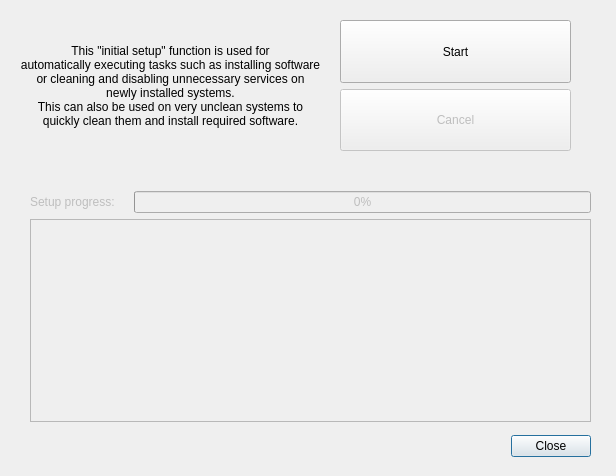
Qt form ui/initial_setup_dialog.ui (Atrate/qSchoolHelper) before a commit.
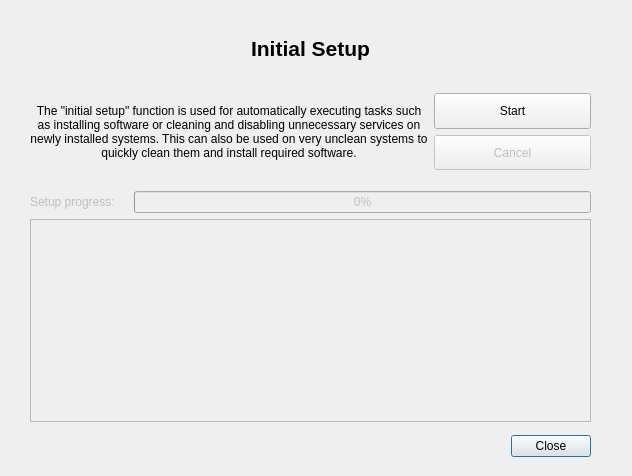
The same form after that commit.

Patch:
```diff
--- a/ui/initial_setup_dialog.ui
+++ b/ui/initial_setup_dialog.ui
@@ -6,7 +6,7 @@
    <rect>
     <x>0</x>
     <y>0</y>
-    <width>616</width>
+    <width>632</width>
     <height>476</height>
    </rect>
   </property>
@@ -16,7 +16,7 @@
   <property name="modal">
    <bool>true</bool>
   </property>
-  <widget class="QDialogButtonBox" name="buttonBox">
+  <widget class="QDialogButtonBox" name="button_box">
    <property name="geometry">
     <rect>
      <x>500</x>
@@ -35,68 +35,6 @@
     <set>QDialogButtonBox::Close</set>
    </property>
   </widget>
-  <widget class="QLabel" name="label_2">
-   <property name="geometry">
-    <rect>
-     <x>20</x>
-     <y>10</y>
-     <width>301</width>
-     <height>151</height>
-    </rect>
-   </property>
-   <property name="text">
-    <string>This &quot;initial setup&quot; function is used for
-automatically executing tasks such as installing software or cleaning and disabling unnecessary services on newly installed systems.
-This can also be used on very unclean systems to quickly clean them and install required software.</string>
-   </property>
-   <property name="alignment">
-    <set>Qt::AlignCenter</set>
-   </property>
-   <property name="wordWrap">
-    <bool>true</bool>
-   </property>
-  </widget>
-  <widget class="QWidget" name="verticalLayoutWidget">
-   <property name="geometry">
-    <rect>
-     <x>340</x>
-     <y>20</y>
-     <width>231</width>
-     <height>131</height>
-    </rect>
-   </property>
-   <layout class="QVBoxLayout" name="verticalLayout">
-    <item>
-     <widget class="QToolButton" name="start_button">
-      <property name="sizePolicy">
-       <sizepolicy hsizetype="Preferred" vsizetype="Preferred">
-        <horstretch>0</horstretch>
-        <verstretch>0</verstretch>
-       </sizepolicy>
-      </property>
-      <property name="text">
-       <string>Start</string>
-      </property>
-     </widget>
-    </item>
-    <item>
-     <widget class="QToolButton" name="cancel_button">
-      <property name="enabled">
-       <bool>false</bool>
-      </property>
-      <property name="sizePolicy">
-       <sizepolicy hsizetype="Preferred" vsizetype="Preferred">
-        <horstretch>0</horstretch>
-        <verstretch>0</verstretch>
-       </sizepolicy>
-      </property>
-      <property name="text">
-       <string>Cancel</string>
-      </property>
-     </widget>
-    </item>
-   </layout>
-  </widget>
   <widget class="QWidget" name="gridLayoutWidget">
    <property name="geometry">
     <rect>
@@ -107,16 +45,6 @@
     </rect>
    </property>
    <layout class="QGridLayout" name="gridLayout">
-    <item row="0" column="1">
-     <widget class="QProgressBar" name="progress_bar">
-      <property name="enabled">
-       <bool>false</bool>
-      </property>
-      <property name="value">
-       <number>0</number>
-      </property>
-     </widget>
-    </item>
     <item row="0" column="0">
      <widget class="QLabel" name="setup_label">
       <property name="enabled">
@@ -134,6 +62,115 @@
       </property>
      </widget>
     </item>
+    <item row="0" column="1">
+     <widget class="QProgressBar" name="progress_bar">
+      <property name="enabled">
+       <bool>false</bool>
+      </property>
+      <property name="value">
+       <number>0</number>
+      </property>
+     </widget>
+    </item>
+   </layout>
+  </widget>
+  <widget class="QWidget" name="gridLayoutWidget_2">
+   <property name="geometry">
+    <rect>
+     <x>30</x>
+     <y>9</y>
+     <width>561</width>
+     <height>161</height>
+    </rect>
+   </property>
+   <layout class="QGridLayout" name="gridLayout_3">
+    <item row="1" column="1">
+     <layout class="QVBoxLayout" name="verticalLayout" stretch="0,0">
+      <property name="sizeConstraint">
+       <enum>QLayout::SetDefaultConstraint</enum>
+      </property>
+      <property name="leftMargin">
+       <number>0</number>
+      </property>
+      <item>
+       <widget class="QToolButton" name="start_button">
+        <property name="sizePolicy">
+         <sizepolicy hsizetype="Preferred" vsizetype="Preferred">
+          <horstretch>0</horstretch>
+          <verstretch>0</verstretch>
+         </sizepolicy>
+        </property>
+        <property name="text">
+         <string>Start</string>
+        </property>
+       </widget>
+      </item>
+      <item>
+       <widget class="QToolButton" name="cancel_button">
+        <property name="enabled">
+         <bool>false</bool>
+        </property>
+        <property name="sizePolicy">
+         <sizepolicy hsizetype="Preferred" vsizetype="Preferred">
+          <horstretch>0</horstretch>
+          <verstretch>0</verstretch>
+         </sizepolicy>
+        </property>
+        <property name="text">
+         <string>Cancel</string>
+        </property>
+       </widget>
+      </item>
+     </layout>
+    </item>
+    <item row="1" column="0">
+     <widget class="QLabel" name="description_label">
+      <property name="sizePolicy">
+       <sizepolicy hsizetype="Minimum" vsizetype="Minimum">
+        <horstretch>0</horstretch>
+        <verstretch>0</verstretch>
+       </sizepolicy>
+      </property>
+      <property name="minimumSize">
+       <size>
+        <width>0</width>
+        <height>0</height>
+       </size>
+      </property>
+      <property name="maximumSize">
+       <size>
+        <width>400</width>
+        <height>100</height>
+       </size>
+      </property>
+      <property name="text">
+       <string>The &quot;initial setup&quot; function is used for automatically executing tasks such as installing software or cleaning and disabling unnecessary services on newly installed systems. This can also be used on very unclean systems to quickly clean them and install required software.</string>
+      </property>
+      <property name="alignment">
+       <set>Qt::AlignCenter</set>
+      </property>
+      <property name="wordWrap">
+       <bool>true</bool>
+      </property>
+     </widget>
+    </item>
+    <item row="0" column="0" colspan="2">
+     <widget class="QLabel" name="title_label">
+      <property name="font">
+       <font>
+        <pointsize>16</pointsize>
+        <weight>75</weight>
+        <bold>true</bold>
+       </font>
+      </property>
+      <property name="text">
+       <string>Initial Setup</string>
+      </property>
+      <property name="alignment">
+       <set>Qt::AlignCenter</set>
+      </property>
+     </widget>
+    </item>
    </layout>
   </widget>
  </widget>
```
Left out of the diff: 4 changed lines with no effect on the pictures.
